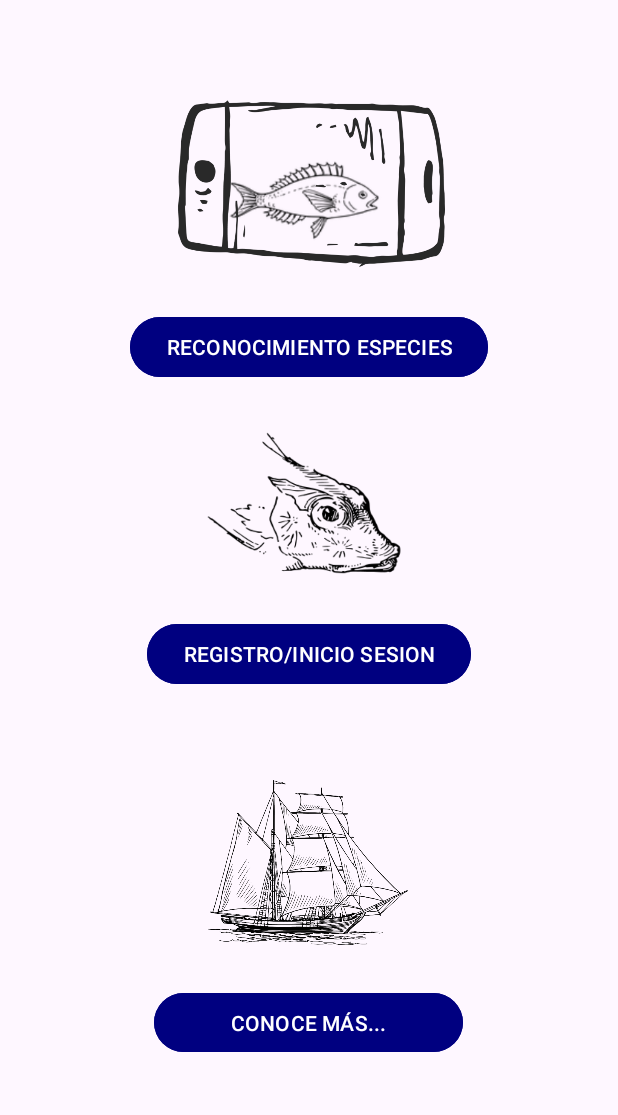
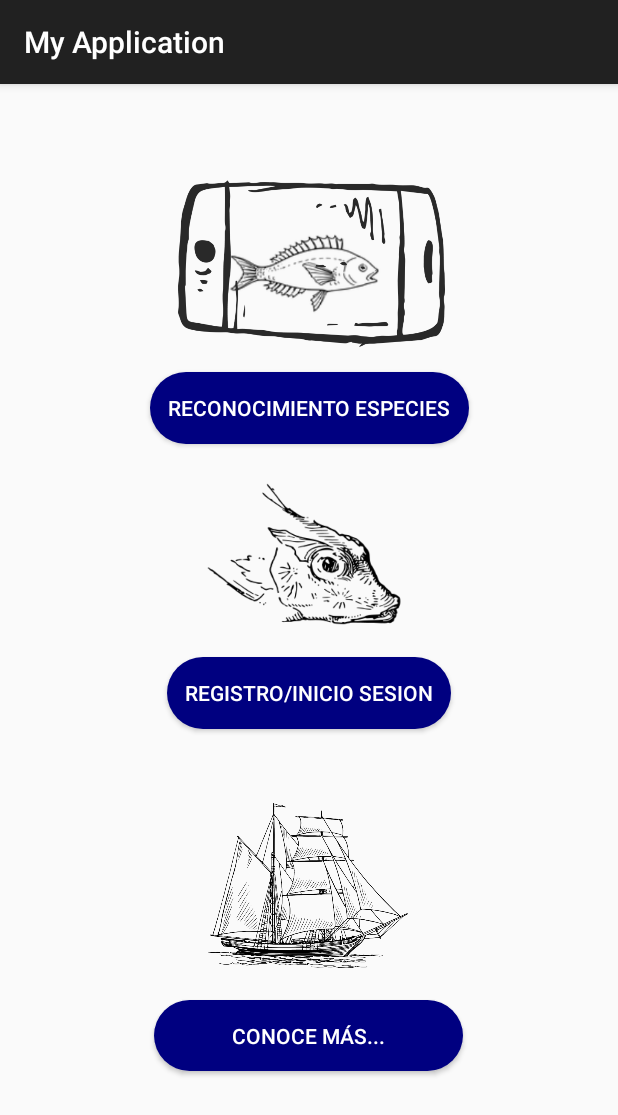
Before and after one commit to AtogmatomaProgramming/OdonScan, an Android app built with Jetpack Compose: the SecondActivity screen opened directly, with no data from a screen before it, on a phone screen of 412 x 824 dp. Shown: the top 1115 px of the screen. Run offline under Robolectric (Android 15) with nearby library versions, the phone set to English and light mode, and no system bars.

Commit message:
work_s2_24_12_09

```diff
--- a/app/src/main/java/com/example/myapplication/SecondActivity.kt
+++ /dev/null
@@ -1,31 +0,0 @@
-package com.example.myapplication
-
-import android.content.Intent
-import androidx.appcompat.app.AppCompatActivity
-import android.os.Bundle
-import android.widget.Button
-
-class SecondActivity : AppCompatActivity() {
-    override fun onCreate(savedInstanceState: Bundle?) {
-        super.onCreate(savedInstanceState)
-        setContentView(R.layout.activity_second)
-
-        val btnUno: Button = findViewById(R.id.reconocimiento)
-        btnUno.setOnClickListener {
-
-            val intentUno: Intent = Intent(this, InstructionsActivity::class.java)
-            startActivity(intentUno)
-
-        }
-
-        val btnDos: Button = findViewById(R.id.inicio_sesion)
-        btnDos.setOnClickListener {
-
-            val intentDos: Intent = Intent(this, ObrasActivity::class.java)
-            startActivity(intentDos)
-
-        }
-
-
-    }
-}
--- a/app/src/main/java/com/example/myapplication/MainActivity.kt
+++ b/app/src/main/java/com/example/myapplication/activities/MainActivity.kt
@@ -1,12 +1,10 @@
-package com.example.myapplication
+package com.example.myapplication.activities
 
 import android.content.Intent
 import androidx.appcompat.app.AppCompatActivity
 import android.os.Bundle
-import android.view.WindowManager
-import android.view.animation.Animation
 import android.widget.Button
-import android.widget.ImageView
+import com.example.myapplication.R
 
 class MainActivity : AppCompatActivity() {
     override fun onCreate(savedInstanceState: Bundle?) {
--- /dev/null
+++ b/app/src/main/java/com/example/myapplication/activities/SecondActivity.kt
@@ -0,0 +1,39 @@
+package com.example.myapplication.activities
+
+import android.content.Intent
+import androidx.appcompat.app.AppCompatActivity
+import android.os.Bundle
+import android.widget.Button
+import com.example.myapplication.R
+
+class SecondActivity : AppCompatActivity() {
+    override fun onCreate(savedInstanceState: Bundle?) {
+        super.onCreate(savedInstanceState)
+        setContentView(R.layout.activity_second)
+
+        val id_button: Button = findViewById(R.id.reconocimiento)
+        id_button.setOnClickListener {
+
+            val intentIdButton: Intent = Intent(this, InstructionsActivity::class.java)
+            startActivity(intentIdButton)
+
+        }
+
+        val register_button: Button = findViewById(R.id.inicio_sesion)
+        register_button.setOnClickListener {
+
+            val intentRegisterButton: Intent = Intent(this, BuildingActivity::class.java)
+            startActivity(intentRegisterButton)
+
+        }
+
+        val more_button: Button = findViewById(R.id.more)
+        more_button.setOnClickListener {
+
+            val intentMoreButton: Intent = Intent(this, BuildingActivity::class.java)
+            startActivity(intentMoreButton)
+
+        }
+
+    }
+}
--- /dev/null
+++ b/app/src/main/res/drawable/boton_shape.xml
@@ -0,0 +1,5 @@
+<?xml version="1.0" encoding="utf-8"?>
+<shape xmlns:android="http://schemas.android.com/apk/res/android" android:shape="rectangle">
+    <corners android:radius="100dp" /> <!-- Esquinas redondeadas -->
+    <solid android:color="@color/blue_ieo" /> <!-- Color de fondo -->
+</shape>
--- a/app/src/main/res/layout/activity_instructions_camera.xml
+++ b/app/src/main/res/layout/activity_instructions_camera.xml
@@ -4,7 +4,7 @@
     xmlns:tools="http://schemas.android.com/tools"
     android:layout_width="match_parent"
     android:layout_height="match_parent"
-    tools:context=".InstructionsActivity">
+    tools:context=".activities.InstructionsActivity">
 
     <ImageView
         android:id="@+id/cameraLogo"
--- a/app/src/main/res/layout/activity_main.xml
+++ b/app/src/main/res/layout/activity_main.xml
@@ -4,7 +4,7 @@
     xmlns:tools="http://schemas.android.com/tools"
     android:layout_width="match_parent"
     android:layout_height="match_parent"
-    tools:context=".MainActivity">
+    tools:context=".activities.MainActivity">
 
 
     <ImageView
--- a/app/src/main/res/layout/activity_second.xml
+++ b/app/src/main/res/layout/activity_second.xml
@@ -4,7 +4,7 @@
     xmlns:tools="http://schemas.android.com/tools"
     android:layout_width="match_parent"
     android:layout_height="match_parent"
-    tools:context=".SecondActivity">
+    tools:context=".activities.SecondActivity">
 
 
     <ImageView
--- a/app/src/main/res/layout/activity_wrong.xml
+++ b/app/src/main/res/layout/activity_wrong.xml
@@ -4,7 +4,7 @@
     android:layout_width="match_parent"
     android:layout_height="match_parent"
     xmlns:tools="http://schemas.android.com/tools"
-    tools:context=".WrongID">
+    tools:context=".activities.WrongID">
 
     <ImageView
         android:id="@+id/cameraLogo"
--- /dev/null
+++ b/app/src/main/res/values/styles.xml
@@ -0,0 +1,17 @@
+<?xml version="1.0" encoding="utf-8"?>
+<resources>
+    <style name="AppTheme" parent="Theme.AppCompat.Light.DarkActionBar">
+        <item name="android:screenOrientation">portrait</item>
+        <item name="buttonStyle">@style/CustomButtonStyle</item>
+    </style>
+
+    <!-- Estilo personalizado para los botones -->
+    <style name="CustomButtonStyle" parent="Widget.AppCompat.Button">
+        <item name="android:background">@drawable/boton_shape</item> <!-- Fondo ovalado -->
+        <item name="android:textColor">@android:color/white</item> <!-- Color del texto -->
+        <item name="android:padding">12dp</item> <!-- Espaciado interno -->
+        <item name="android:layout_margin">8dp</item> <!-- Margen externo -->
+    </style>
+
+
+</resources>
```
Also changed, not shown: app/src/main/AndroidManifest.xml (+7 -25 lines), app/src/main/java/com/example/myapplication/CameraActivity.kt (deleted, +0 -149 lines), app/src/main/java/com/example/myapplication/InstructionsActivity.kt (deleted, +0 -30 lines), app/src/main/java/com/example/myapplication/ObrasActivity.kt (deleted, +0 -22 lines), app/src/main/java/com/example/myapplication/activities/BuildingActivity.kt (added, +25 -0 lines), app/src/main/java/com/example/myapplication/activities/CorrectID.kt (renamed from app/src/main/java/com/example/myapplication/CorrectID.kt, +8 -2 lines), app/src/main/java/com/example/myapplication/activities/InstructionsActivity.kt (added, +150 -0 lines), app/src/main/java/com/example/myapplication/activities/WrongID.kt (renamed from app/src/main/java/com/example/myapplication/WrongID.kt, +9 -4 lines), app/src/main/java/com/example/myapplication/processing/ImageProcessor.kt (added, +90 -0 lines), app/src/main/res/drawable/boton_main_shape.xml (deleted, +0 -17 lines), app/src/main/res/layout/activity_camera.xml (deleted, +0 -33 lines).
